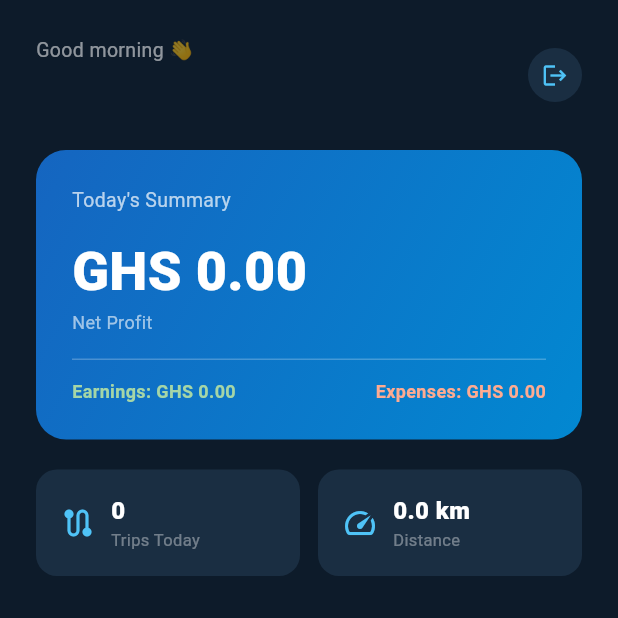
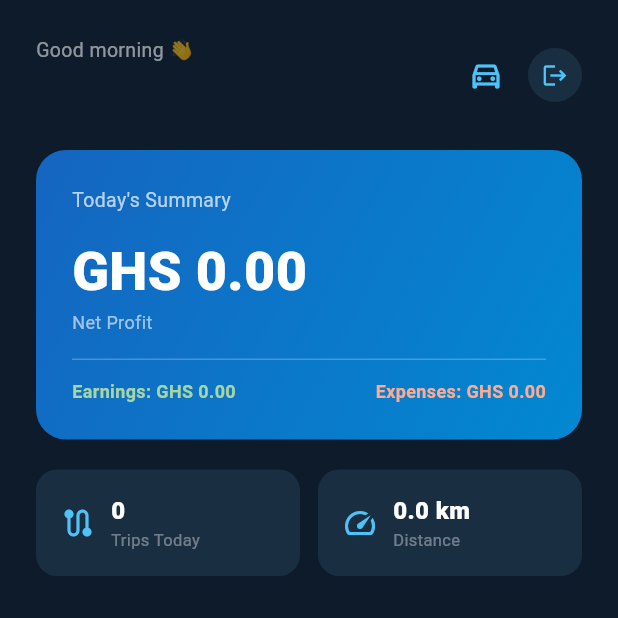
Before and after one commit to galbahN/odolog, a Flutter app: the screen it shows once a user with an empty profile is signed in, after a tap on the "logout" icon, on a phone screen of 412 x 824 dp, the top half of it. Run offline on Flutter 3.47's test engine with Material 3 defaults, Android fonts, the light colour scheme and no system bars; our stand-ins replace cloud_firestore, firebase_auth, firebase_core; accounts and stored records are empty; generated files the repository leaves out were written again.

Commit message:
Add vehicle list screen, fix header icon grouping

```diff
--- a/lib/screens/dashboard/driver_dashboard.dart
+++ b/lib/screens/dashboard/driver_dashboard.dart
@@ -5,6 +5,7 @@ import '../vehicles/add_vehicle_screen.dart';
 import 'package:firebase_auth/firebase_auth.dart';
 import 'package:cloud_firestore/cloud_firestore.dart';
 import 'package:odolog/screens/sales/add_sale_screen.dart';
+import 'package:odolog/screens/vehicles/vehicles_screen.dart';
 
 class DriverDashboard extends StatelessWidget {
   const DriverDashboard({super.key});
@@ -119,6 +120,21 @@ class DriverDashboard extends StatelessWidget {
                       ),
                     ],
                   ),
+                  Row(
+                    children: [
+                      IconButton(
+                        icon: const Icon(
+                          Icons.directions_car_outlined,
+                          color: Color(0xFF4FC3F7),
+                        ),
+                        onPressed: () => Navigator.push(
+                          context,
+                          MaterialPageRoute(
+                            builder: (_) => const VehiclesScreen(),
+                          ),
+                        ),
+                      ),
+                      const SizedBox(width: 4),
                       GestureDetector(
                         onTap: () => FirebaseAuth.instance.signOut(),
                         child: const CircleAvatar(
@@ -130,6 +146,8 @@ class DriverDashboard extends StatelessWidget {
                             size: 18,
                           ),
                         ),
+                      ),
+                    ],
                   ),
                 ],
               ),
```
Also changed, not shown: lib/screens/dashboard/owner_dashboard.dart (+18 -0 lines), lib/screens/vehicles/vehicles_screen.dart (added, +88 -0 lines). Lines whose indentation alone changed are shown as unchanged.
